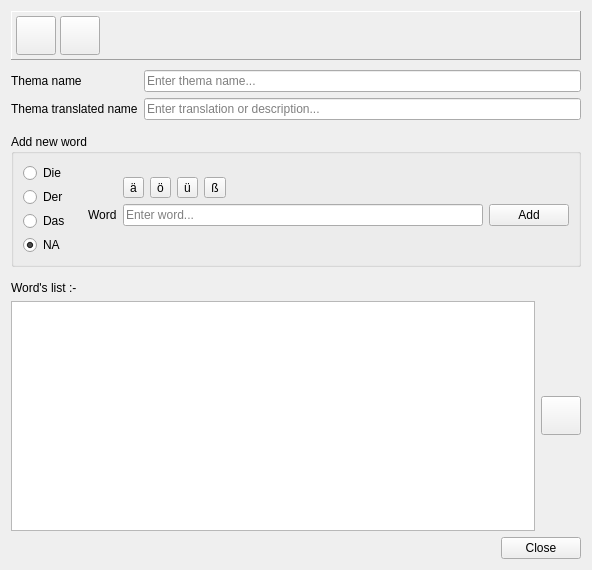
First picture: the form in src/der_artikel/thema_builder.ui, repository vikaspachdha/der_artikel, before the edit.
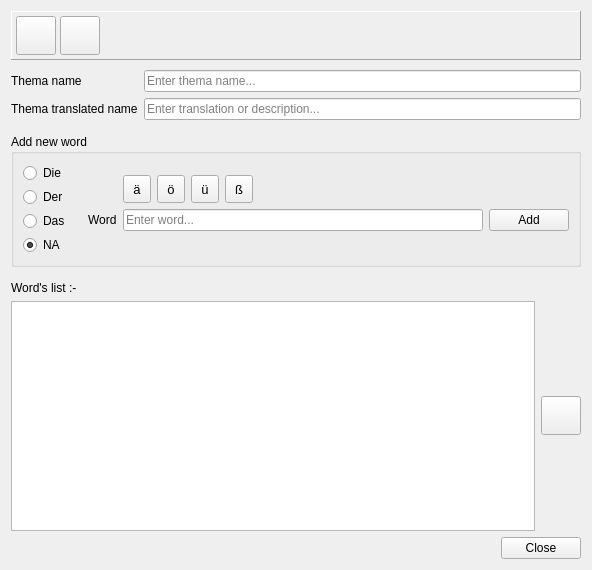
Second picture: the form after the edit. Icons and pictures are not drawn.

The edit to the form file:
```diff
--- a/src/der_artikel/thema_builder.ui
+++ b/src/der_artikel/thema_builder.ui
@@ -91,13 +91,47 @@
       </item>
       <item row="1" column="2">
        <widget class="QToolButton" name="_a_umlaut_btn">
+        <property name="minimumSize">
+         <size>
+          <width>28</width>
+          <height>28</height>
+         </size>
+        </property>
+        <property name="font">
+         <font>
+          <pointsize>10</pointsize>
+         </font>
+        </property>
+        <property name="toolTip">
+         <string>Insert ä - shortcut is &lt;b&gt;Alt + a&lt;/b&gt; or &lt;b&gt;Alt + Shift + a&lt;/b&gt; </string>
+        </property>
         <property name="text">
          <string>ä</string>
         </property>
+        <property name="iconSize">
+         <size>
+          <width>16</width>
+          <height>16</height>
+         </size>
+        </property>
        </widget>
       </item>
       <item row="1" column="5">
-       <widget class="QToolButton" name="_esset_btn">
+       <widget class="QToolButton" name="_eszett_btn">
+        <property name="minimumSize">
+         <size>
+          <width>28</width>
+          <height>28</height>
+         </size>
+        </property>
+        <property name="font">
+         <font>
+          <pointsize>10</pointsize>
+         </font>
+        </property>
+        <property name="toolTip">
+         <string>Insert ß</string>
+        </property>
         <property name="text">
          <string>ß</string>
         </property>
@@ -112,6 +146,20 @@
       </item>
       <item row="1" column="3">
        <widget class="QToolButton" name="_o_umlaut_btn">
+        <property name="minimumSize">
+         <size>
+          <width>28</width>
+          <height>28</height>
+         </size>
+        </property>
+        <property name="font">
+         <font>
+          <pointsize>10</pointsize>
+         </font>
+        </property>
+        <property name="toolTip">
+         <string>Insert ö - shortcut is &lt;b&gt;Alt + o&lt;/b&gt; or &lt;b&gt;Alt + Shift + o&lt;/b&gt; </string>
+        </property>
         <property name="text">
          <string>ö</string>
         </property>
@@ -119,6 +167,20 @@
       </item>
       <item row="1" column="4">
        <widget class="QToolButton" name="_u_umlaut_btn">
+        <property name="minimumSize">
+         <size>
+          <width>28</width>
+          <height>28</height>
+         </size>
+        </property>
+        <property name="font">
+         <font>
+          <pointsize>10</pointsize>
+         </font>
+        </property>
+        <property name="toolTip">
+         <string>Insert ü - shortcut is &lt;b&gt;Alt + o&lt;/b&gt; or &lt;b&gt;Alt + Shift + o&lt;/b&gt; </string>
+        </property>
         <property name="text">
          <string>ü</string>
         </property>
```
Left out of the diff: 2 changed lines with no effect on the pictures.
